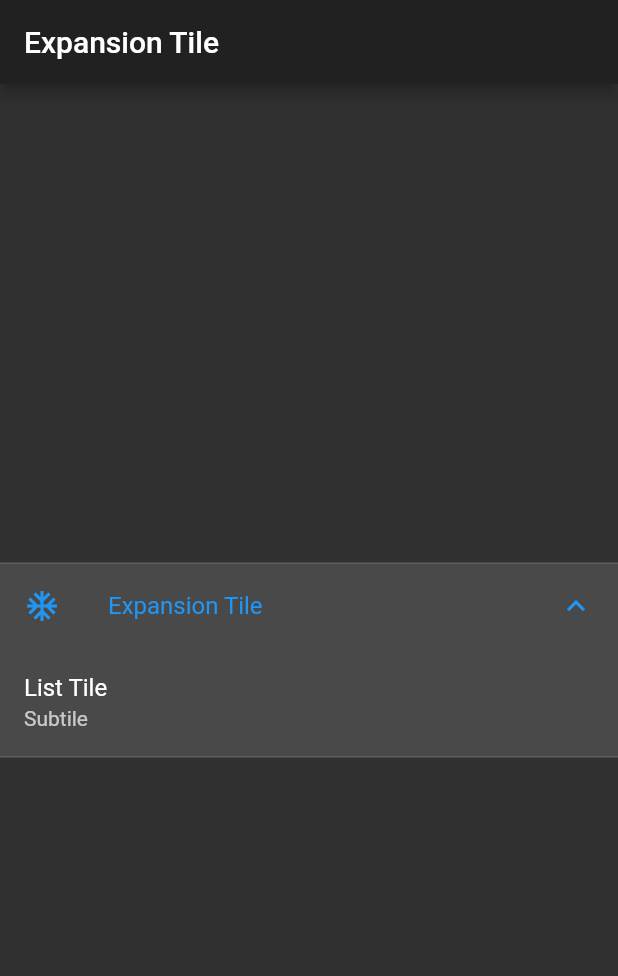
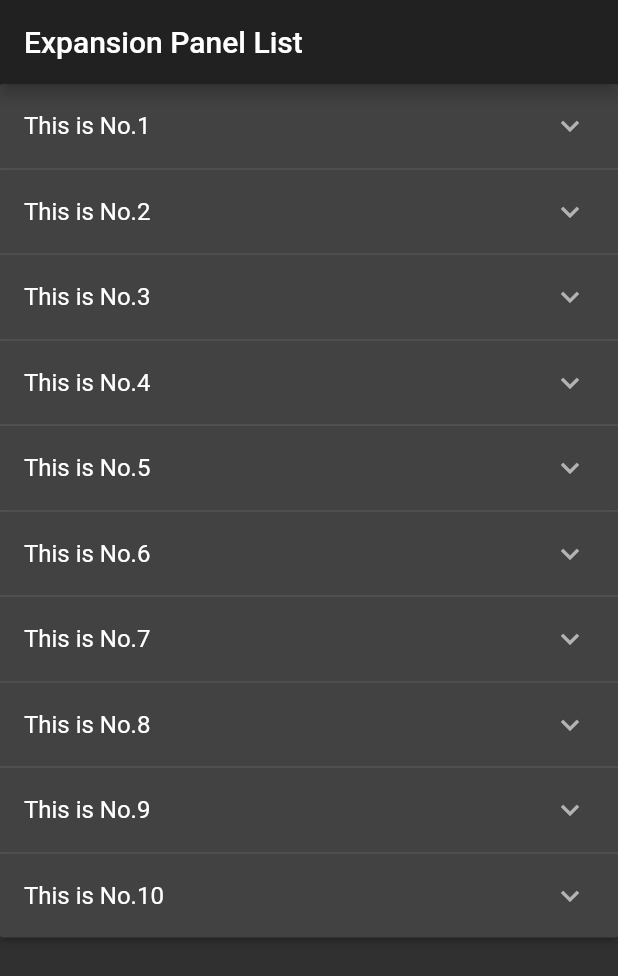
Before and after one commit to HYAdonisCoding/adam_20190822_flutter_app, a Flutter app: the screen it shows after launch, on a phone screen of 412 x 824 dp. Shown: the top 976 px of the screen. Run offline on Flutter 3.47's test engine with Material 2 defaults, Android fonts, the phone set to English and light mode, and no system bars.

Commit message:
Flutter Expansion Panel List

```diff
--- /dev/null
+++ b/lib/expansion_panel_list.dart
@@ -0,0 +1,65 @@
+import 'package:flutter/material.dart';
+
+class ExpansionPanelListDemo extends StatefulWidget {
+  @override
+  _ExpansionPanelListDemoState createState() => _ExpansionPanelListDemoState();
+}
+
+class _ExpansionPanelListDemoState extends State<ExpansionPanelListDemo> {
+  List<int> mList;
+  List<ExpandStateBean> expanStateList;
+
+  @override
+  void initState() {
+    // TODO: implement initState
+    super.initState();
+    mList = new List();
+    expanStateList = new List();
+
+    for (int i = 0; i < 10 ; i++){
+      mList.add(i);
+      expanStateList.add(ExpandStateBean(false, i));
+    }
+  }
+  _setCurrentIndex(int index, isExpand) {
+    setState(() {
+      expanStateList.forEach((item){
+        if (item.index == index) {
+          item.isOpen = !item.isOpen;
+        }
+      });
+    });
+  }
+  @override
+  Widget build(BuildContext context) {
+    return Scaffold(
+      appBar: AppBar(title: Text('Expansion Panel List'),),
+      body: SingleChildScrollView(
+        child: ExpansionPanelList(
+          expansionCallback: (index, bol){
+            _setCurrentIndex(index, bol);
+          },
+          children: mList.map((index){
+            return ExpansionPanel(headerBuilder: (context, isExpanded){
+              return ListTile(
+                title: Text('This is No.${index+1}'),
+              );
+            },
+            body: ListTile(
+              title: Text('expansion no.${index+1}'),
+            ),
+            isExpanded: expanStateList[index].isOpen
+            );
+          }).toList(),
+        ),
+      ),
+    );
+  }
+}
+
+
+class ExpandStateBean {
+  var isOpen;
+  var index;
+  ExpandStateBean(this.isOpen, this.index);
+}
--- a/lib/main.dart
+++ b/lib/main.dart
@@ -1,5 +1,5 @@
 import 'package:flutter/material.dart';
-import 'expansion_tile.dart';
+import 'expansion_panel_list.dart';
 
 void main()=>runApp(MyApp());
 
@@ -7,10 +7,10 @@ class MyApp extends StatelessWidget {
   @override
   Widget build(BuildContext context) {
     return MaterialApp(
-      title: 'Flutter Expansion Tile',
+      title: 'Flutter Expansion Panel List',
       //自定义主题样本
       theme: ThemeData.dark(),
-      home: ExpansionTileDemo()
+      home: ExpansionPanelListDemo()
     );
   }
 }
```
